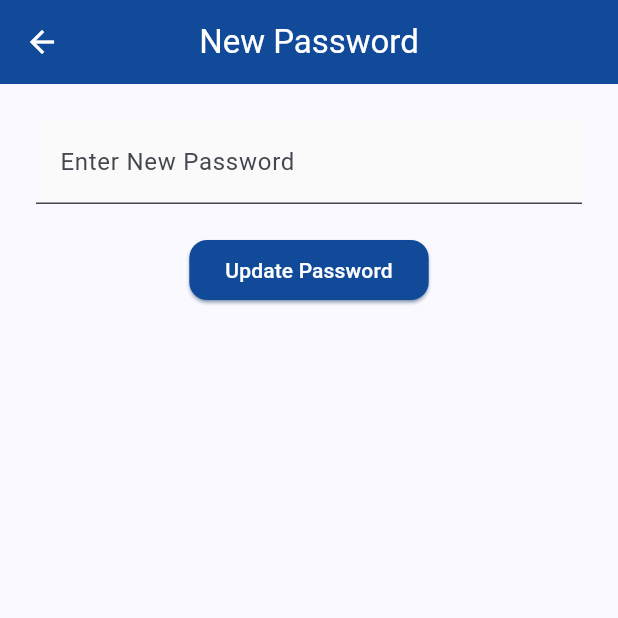
After one commit to alyssahusna44/fyp-skillswap-app, a Flutter app: the UpdatePasswordScreen screen opened directly, on a phone screen of 412 x 824 dp, the top half of it. The commit adds this screen. Run offline on Flutter 3.47's test engine with Material 3 defaults, Android fonts, the phone set to English and light mode, and no system bars; our stand-ins replace email_validator, flutter_dotenv, image_picker, supabase_flutter, table_calendar; accounts and stored records are empty; network calls fail.

Commit message:
Implement password update functionality and adjust navigation for password recovery

```diff
--- a/lib/auth/forgot_password_screen.dart
+++ b/lib/auth/forgot_password_screen.dart
@@ -45,7 +45,7 @@ class _ForgotPasswordScreenState extends State<ForgotPasswordScreen> {
       // Note: redirectTo should be your web URL for deployment
       await Supabase.instance.client.auth.resetPasswordForEmail(
         _emailController.text.trim(),
-        redirectTo: 'https://your-app-url.com/reset-password',
+        redirectTo: 'https://unikl-skillswap-app.netlify.app/update-password',
       );
 
       if (!mounted) return;
--- /dev/null
+++ b/lib/auth/update_password_screen.dart
@@ -0,0 +1,53 @@
+import 'package:flutter/material.dart';
+import 'package:supabase_flutter/supabase_flutter.dart';
+
+class UpdatePasswordScreen extends StatefulWidget {
+  const UpdatePasswordScreen({super.key});
+
+  @override
+  State<UpdatePasswordScreen> createState() => _UpdatePasswordScreenState();
+}
+
+class _UpdatePasswordScreenState extends State<UpdatePasswordScreen> {
+  final _passwordController = TextEditingController();
+  bool _isLoading = false;
+
+  Future<void> _updatePassword() async {
+    if (_passwordController.text.length < 6) {
+      ScaffoldMessenger.of(context).showSnackBar(const SnackBar(content: Text('Password must be at least 6 characters')));
+      return;
+    }
+
+    setState(() => _isLoading = true);
+    try {
+      await Supabase.instance.client.auth.updateUser(
+        UserAttributes(password: _passwordController.text.trim()),
+      );
+      if (mounted) {
+        ScaffoldMessenger.of(context).showSnackBar(const SnackBar(content: Text('Password updated! Please login.'), backgroundColor: Colors.green));
+        Navigator.pushReplacementNamed(context, '/login');
+      }
+    } catch (e) {
+      if (mounted) ScaffoldMessenger.of(context).showSnackBar(SnackBar(content: Text(e.toString()), backgroundColor: Colors.red));
+    } finally {
+      if (mounted) setState(() => _isLoading = false);
+    }
+  }
+
+  @override
+  Widget build(BuildContext context) {
+    return Scaffold(
+      appBar: AppBar(title: const Text('New Password')),
+      body: Padding(
+        padding: const EdgeInsets.all(24.0),
+        child: Column(
+          children: [
+            TextField(controller: _passwordController, decoration: const InputDecoration(labelText: 'Enter New Password'), obscureText: true),
+            const SizedBox(height: 20),
+            ElevatedButton(onPressed: _isLoading ? null : _updatePassword, child: const Text('Update Password')),
+          ],
+        ),
+      ),
+    );
+  }
+}
```
Also changed, not shown: lib/main.dart (+10 -0 lines), 1 other file.
